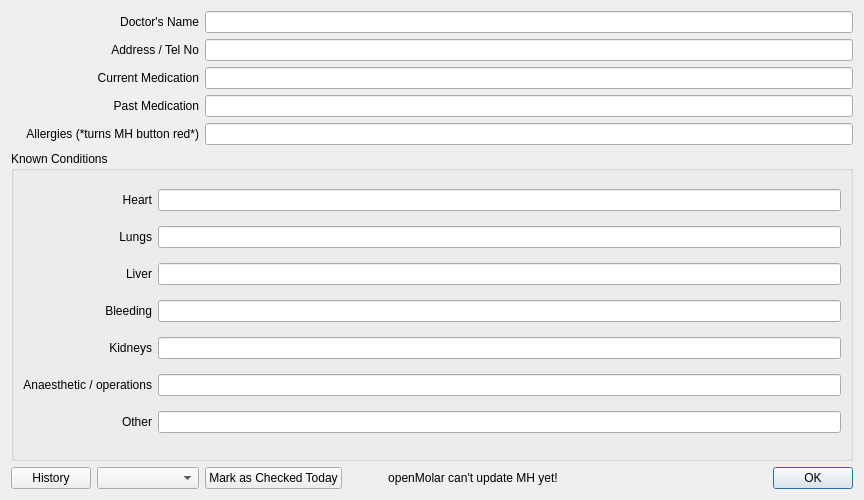
Above: qt-designer/medhist.ui from rowinggolfer/openmolar1 before the change. Below: the same form after it.
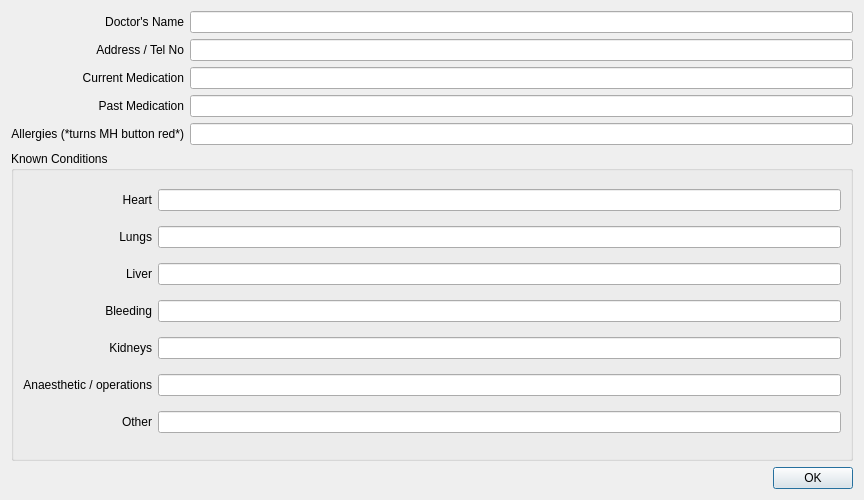
That is the form after the change.

```diff
--- a/qt-designer/medhist.ui
+++ b/qt-designer/medhist.ui
@@ -29,7 +29,7 @@
      </property>
     </widget>
    </item>
-   <item row="0" column="2" colspan="3" >
+   <item row="0" column="2" colspan="2" >
     <widget class="QLineEdit" name="doctor_lineEdit" >
      <property name="maxLength" >
       <number>60</number>
@@ -46,7 +46,7 @@
      </property>
     </widget>
    </item>
-   <item row="1" column="2" colspan="3" >
+   <item row="1" column="2" colspan="2" >
     <widget class="QLineEdit" name="doctorAddy_lineEdit" >
      <property name="maxLength" >
       <number>60</number>
@@ -63,7 +63,7 @@
      </property>
     </widget>
    </item>
-   <item row="2" column="2" colspan="3" >
+   <item row="2" column="2" colspan="2" >
     <widget class="QLineEdit" name="curMeds_lineEdit" >
      <property name="maxLength" >
       <number>60</number>
@@ -80,7 +80,7 @@
      </property>
     </widget>
    </item>
-   <item row="3" column="2" colspan="3" >
+   <item row="3" column="2" colspan="2" >
     <widget class="QLineEdit" name="pastMeds_lineEdit" >
      <property name="maxLength" >
       <number>60</number>
@@ -97,14 +97,14 @@
      </property>
     </widget>
    </item>
-   <item row="4" column="2" colspan="3" >
+   <item row="4" column="2" colspan="2" >
     <widget class="QLineEdit" name="allergies_lineEdit" >
      <property name="maxLength" >
       <number>60</number>
      </property>
     </widget>
    </item>
-   <item row="5" column="0" colspan="5" >
+   <item row="5" column="0" colspan="4" >
     <widget class="QGroupBox" name="groupBox" >
      <property name="title" >
       <string>Known Conditions</string>
@@ -232,40 +232,7 @@
      </layout>
     </widget>
    </item>
-   <item row="6" column="0" >
-    <widget class="QPushButton" name="history_pushButton" >
-     <property name="text" >
-      <string>History</string>
-     </property>
-    </widget>
-   </item>
-   <item row="6" column="1" >
-    <widget class="QComboBox" name="comboBox" />
-   </item>
-   <item row="6" column="2" >
-    <widget class="QPushButton" name="checked_pushButton" >
-     <property name="text" >
-      <string>Mark as Checked Today</string>
-     </property>
-    </widget>
-   </item>
    <item row="6" column="3" >
-    <widget class="QLabel" name="label_13" >
-     <property name="sizePolicy" >
-      <sizepolicy vsizetype="Preferred" hsizetype="Expanding" >
-       <horstretch>0</horstretch>
-       <verstretch>0</verstretch>
-      </sizepolicy>
-     </property>
-     <property name="text" >
-      <string>openMolar can't update MH yet!</string>
-     </property>
-     <property name="alignment" >
-      <set>Qt::AlignCenter</set>
-     </property>
-    </widget>
-   </item>
-   <item row="6" column="4" >
     <widget class="QDialogButtonBox" name="buttonBox" >
      <property name="orientation" >
       <enum>Qt::Horizontal</enum>
```
